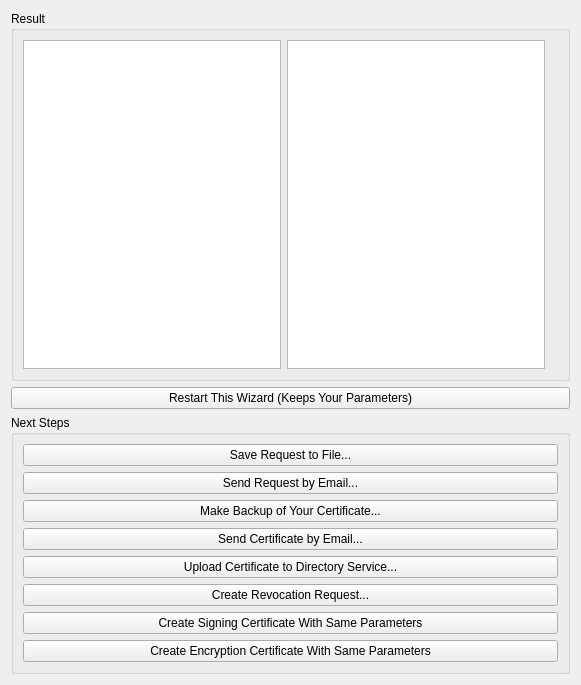
Qt form newcertificatewizard/resultpage.ui (sensama/kleopatra) before a commit.
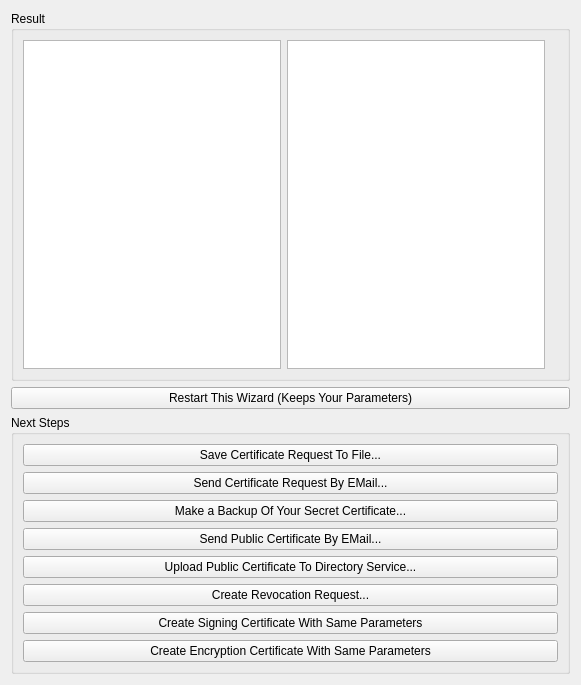
The same form after that commit. Custom widgets are drawn as their Qt base class.

Commit message:
SVN_MERGE: Merged revisions 1139173 via svnmerge from svn+ssh://tmcguire@svn.kde.org/home/kde/branches/kdepim/enterprise4/kdepim
........
  r1139173 | tmcguire | 2010-06-17 16:49:27 +0200 (Thu, 17 Jun 2010) | 4 lines

  Change the english version of there strings as well.

........

```diff
--- a/newcertificatewizard/resultpage.ui
+++ b/newcertificatewizard/resultpage.ui
@@ -51,35 +51,35 @@
       <item>
        <widget class="QPushButton" name="saveRequestToFilePB" >
         <property name="text" >
-         <string>Save Request to File...</string>
+         <string>Save Certificate Request To File...</string>
         </property>
        </widget>
       </item>
       <item>
        <widget class="QPushButton" name="sendRequestByEMailPB" >
         <property name="text" >
-         <string>Send Request by Email...</string>
+         <string>Send Certificate Request By EMail...</string>
         </property>
        </widget>
       </item>
       <item>
        <widget class="QPushButton" name="makeBackupPB" >
         <property name="text" >
-         <string>Make Backup of Your Certificate...</string>
+         <string>Make a Backup Of Your Secret Certificate...</string>
         </property>
        </widget>
       </item>
       <item>
        <widget class="QPushButton" name="sendCertificateByEMailPB" >
         <property name="text" >
-         <string>Send Certificate by Email...</string>
+         <string>Send Public Certificate By EMail...</string>
         </property>
        </widget>
       </item>
       <item>
        <widget class="QPushButton" name="uploadToKeyserverPB" >
         <property name="text" >
-         <string>Upload Certificate to Directory Service...</string>
+         <string>Upload Public Certificate To Directory Service...</string>
         </property>
        </widget>
       </item>
```
The commit also changes 2 other files.
